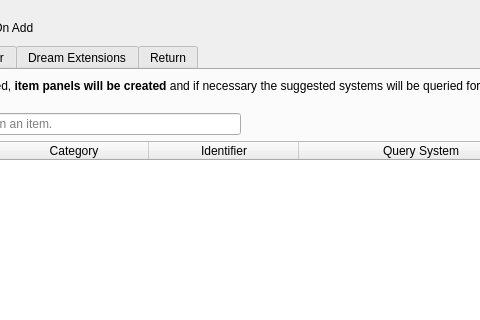
Old version of the form UI/biblioteq_batch_activities_browser.ui in the repository textbrowser/biblioteq; both pictures show x 181 to 661 and y 0 to 320 of the 800 by 500 pixel window.
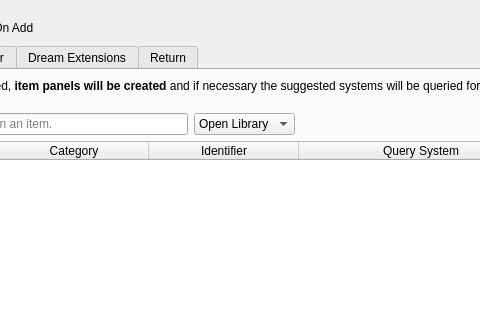
New version of the form. Icons and pictures are not drawn.

Commit message: New options. Sort combination boxes.

```diff
--- a/UI/biblioteq_batch_activities_browser.ui
+++ b/UI/biblioteq_batch_activities_browser.ui
@@ -124,6 +124,26 @@
                </property>
               </widget>
              </item>
+             <item>
+              <widget class="QComboBox" name="add_query_system">
+               <property name="currentText">
+                <string>Open Library</string>
+               </property>
+               <property name="sizeAdjustPolicy">
+                <enum>QComboBox::SizeAdjustPolicy::AdjustToContents</enum>
+               </property>
+               <item>
+                <property name="text">
+                 <string>Open Library</string>
+                </property>
+               </item>
+               <item>
+                <property name="text">
+                 <string>SRU Query</string>
+                </property>
+               </item>
+              </widget>
+             </item>
              <item>
               <spacer name="horizontalSpacer_8">
                <property name="orientation">
```
Left out of the diff: 81 changed lines with no effect on the pictures. The commit also changes 1 other file.
